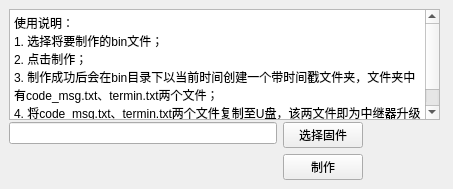
The window that repeater.ui (ZhenhuaWei/Repeater-FW-Conversion-Tool) describes before a commit, drawn with Qt 5.
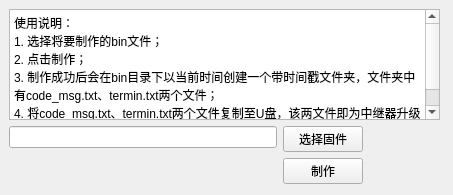
The same window after the commit.

The edit to the form file:
```diff
--- a/repeater.ui
+++ b/repeater.ui
@@ -7,19 +7,19 @@
     <x>0</x>
     <y>0</y>
     <width>453</width>
-    <height>189</height>
+    <height>195</height>
    </rect>
   </property>
   <property name="minimumSize">
    <size>
     <width>453</width>
-    <height>180</height>
+    <height>195</height>
    </size>
   </property>
   <property name="maximumSize">
    <size>
     <width>453</width>
-    <height>189</height>
+    <height>195</height>
    </size>
   </property>
   <property name="windowTitle">
```
Left out of the diff: 12 changed lines with no effect on the pictures.
